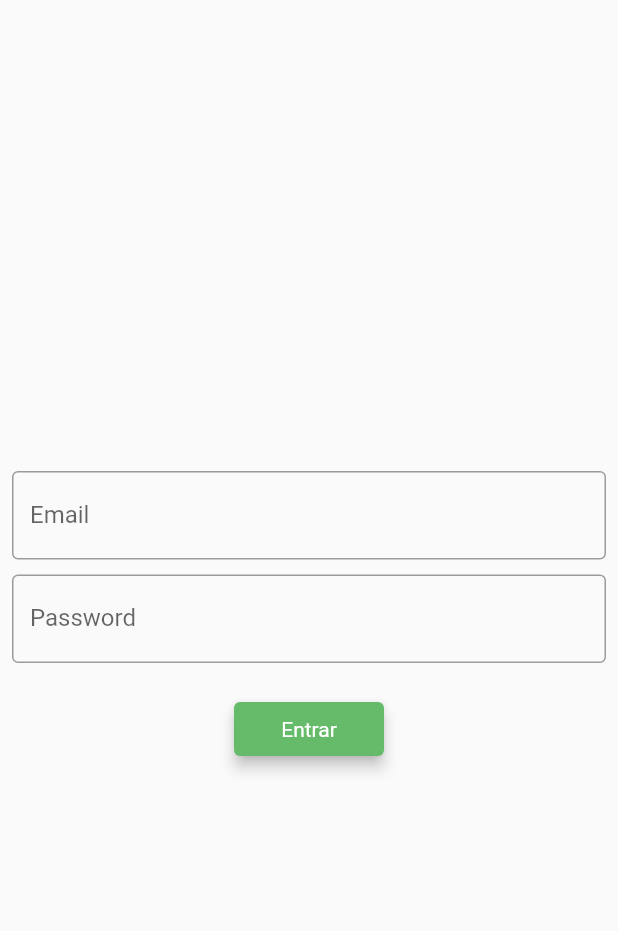
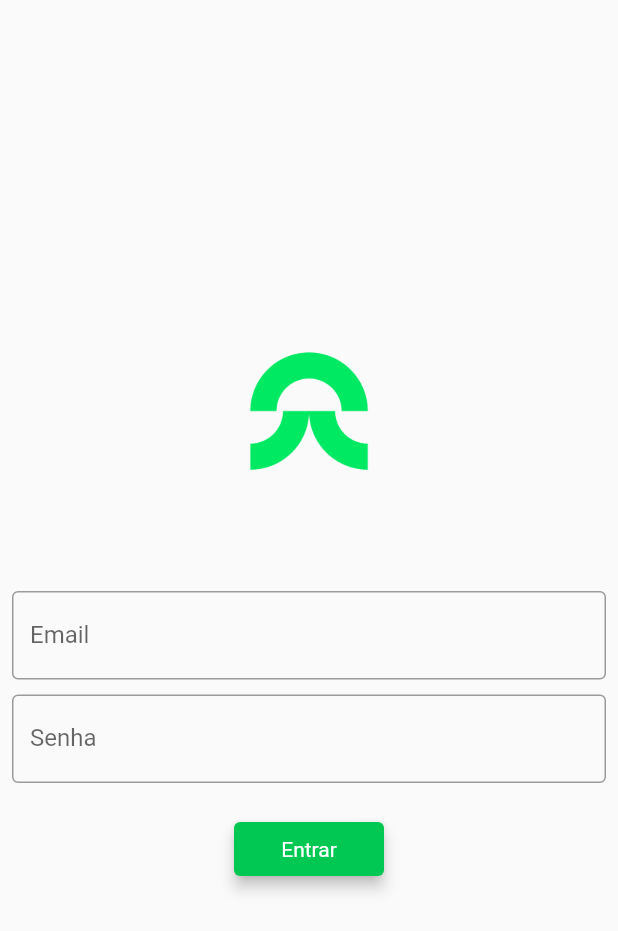
Before and after one commit to Giovaniavs/Capyba_Challenge, a Flutter app: the screen it shows after launch, on a phone screen of 412 x 824 dp. Shown: the top 931 px of the screen. Run offline on Flutter 3.47's test engine with Material 2 defaults, Android fonts, the light colour scheme and no system bars.

Commit message:
Hotfix(inputComponent): refactored the code of the inputComponent from statefull to stateles

```diff
--- /dev/null
+++ b/lib/components/inputComponent.dart
@@ -0,0 +1,21 @@
+import 'package:flutter/material.dart';
+
+class InputComponent extends StatelessWidget {
+  final String typeOfInput;
+  final Function onChanged;
+
+  InputComponent({Key key, this.typeOfInput, this.onChanged}) : super(key: key);
+
+  @override
+  Widget build(BuildContext context) {
+    return TextField(
+      onChanged: this.onChanged,
+      obscureText: this.typeOfInput == 'Senha' ? (true) : (false),
+      keyboardType: this.typeOfInput == 'Email'
+          ? (TextInputType.emailAddress)
+          : (TextInputType.text),
+      decoration: InputDecoration(
+          labelText: this.typeOfInput, border: OutlineInputBorder()),
+    );
+  }
+}
--- a/lib/components/loginInputComponent.dart
+++ /dev/null
@@ -1,29 +0,0 @@
-import 'package:flutter/material.dart';
-
-class InputComponent extends StatefulWidget {
-  final String typeOfInput;
-  final Function onChanged;
-
-  InputComponent({Key key, this.typeOfInput, this.onChanged}) : super(key: key);
-
-  @override
-  _InputComponentState createState() => _InputComponentState();
-}
-
-class _InputComponentState extends State<InputComponent> {
-  @override
-  Widget build(BuildContext context) {
-    return widget.typeOfInput == 'Email'
-        ? (TextField(
-            onChanged: widget.onChanged,
-            keyboardType: TextInputType.emailAddress,
-            decoration: InputDecoration(
-                labelText: widget.typeOfInput, border: OutlineInputBorder()),
-          ))
-        : (TextField(
-            obscureText: true,
-            decoration: InputDecoration(
-                labelText: 'Password', border: OutlineInputBorder()),
-          ));
-  }
-}
--- a/lib/main.dart
+++ b/lib/main.dart
@@ -12,7 +12,7 @@ class MyApp extends StatelessWidget {
     return MaterialApp(
       title: 'Capyba Challenge',
       theme: ThemeData(
-        primarySwatch: Colors.green,
+        primaryColor: Colors.greenAccent.shade700,
       ),
       home: LoginPage(),
     );
--- a/lib/pages/loginPage.dart
+++ b/lib/pages/loginPage.dart
@@ -1,7 +1,7 @@
 import 'package:flutter/material.dart';
 
 import 'package:capyba_challenge/components/buttonComponent.dart';
-import 'package:capyba_challenge/components/loginInputComponent.dart';
+import 'package:capyba_challenge/components/inputComponent.dart';
 
 class LoginPage extends StatefulWidget {
   @override
@@ -23,6 +23,11 @@ class _LoginPageState extends State<LoginPage> {
             child: Column(
               mainAxisAlignment: MainAxisAlignment.center,
               children: [
+                Image.asset('lib/assets/images/capyba_logo.png',
+                    width: 80, height: 80),
+                SizedBox(
+                  height: 80,
+                ),
                 InputComponent(
                   typeOfInput: 'Email',
                   onChanged: (emailValue) {
@@ -45,7 +50,7 @@ class _LoginPageState extends State<LoginPage> {
                     width: 100,
                     child: ButtonComponent(
                       title: 'Entrar',
-                      backgroundColor: Colors.green.shade400,
+                      backgroundColor: Colors.greenAccent.shade700,
                     )),
               ],
             ),
--- a/pubspec.yaml
+++ b/pubspec.yaml
@@ -44,6 +44,9 @@ flutter:
   # the material Icons class.
   uses-material-design: true
 
+  assets:
+    - lib/assets/images/capyba_logo.png
+
   # To add assets to your application, add an assets section, like this:
   # assets:
   #   - images/a_dot_burr.jpeg
```
Also changed, not shown: lib/assets/images/capyba_logo.png (added).
